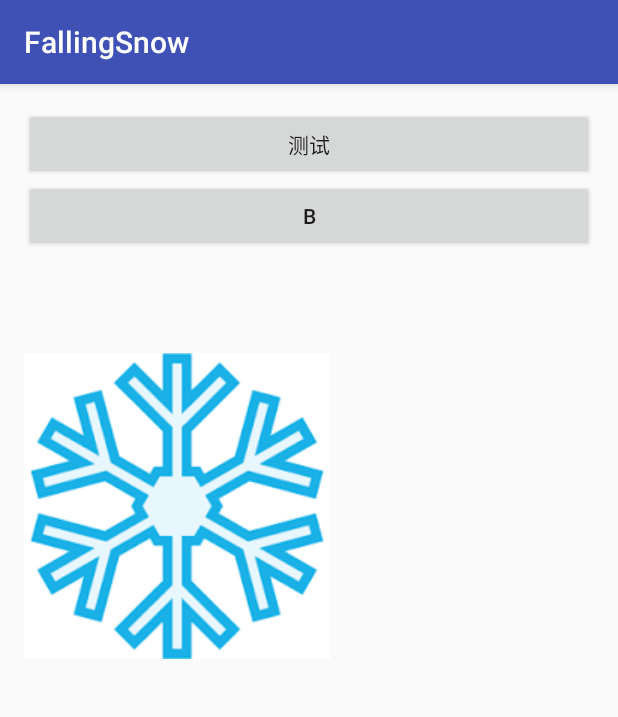
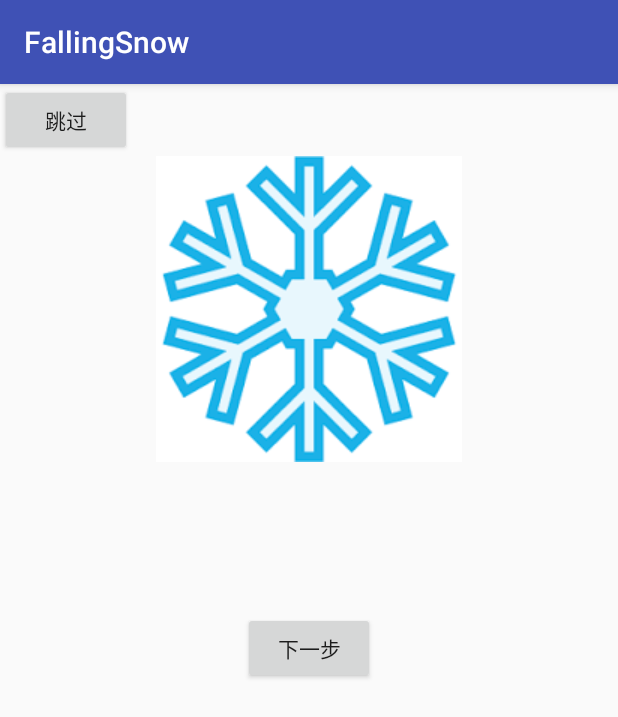
Before and after one commit to exsharp/FallingSnow, an Android app: the screen it shows after launch (MainActivity before the commit, GuideActivity after it), on a phone screen of 412 x 824 dp. Shown: the top 717 px of the screen. Run offline under Robolectric (Android 15) with nearby library versions, the phone set to English and light mode, and no system bars.

Commit message:
添加引导界面

```diff
--- a/app/src/main/AndroidManifest.xml
+++ b/app/src/main/AndroidManifest.xml
@@ -3,6 +3,9 @@
     package="com.zfliu.fallingsnow">
 
     <uses-permission android:name="android.permission.SYSTEM_ALERT_WINDOW" />
+    <uses-permission android:name="android.permission.SEND_SMS"/>
+    <uses-permission android:name="android.permission.RECEIVE_SMS"/>
+    <uses-permission android:name="android.permission.READ_SMS"/>
 
     <application
         android:name=".CtxApplication"
@@ -18,6 +21,8 @@
                 <category android:name="android.intent.category.LAUNCHER" />
             </intent-filter>
         </activity>
+        <activity android:name=".Porfermor.GuideActivity">
+        </activity>>
 
         <service
             android:name=".Porfermor.MainService"
--- /dev/null
+++ b/app/src/main/java/com/zfliu/fallingsnow/Porfermor/GuideActivity.java
@@ -0,0 +1,80 @@
+package com.zfliu.fallingsnow.Porfermor;
+
+import android.content.Intent;
+import android.os.Bundle;
+import android.provider.Settings;
+import android.support.v7.app.AppCompatActivity;
+import android.util.Log;
+import android.view.View;
+import android.widget.Toast;
+
+import com.zfliu.fallingsnow.R;
+import com.zfliu.fallingsnow.Utils.JudgeOpsRight;
+import com.zfliu.fallingsnow.View.AlterWinFragment;
+import com.zfliu.fallingsnow.View.SmsFragment;
+
+/**
+ * 引导界面类
+ */
+
+public class GuideActivity extends AppCompatActivity {
+    Intent intent = null;
+    JudgeOpsRight judgeOpsRight;
+    android.app.FragmentManager fragmentManager = null;
+    android.app.FragmentTransaction beginTransaction = null;
+    AlterWinFragment alterWinFragment;
+    SmsFragment smsFragment;
+
+    @Override
+    protected void onCreate(Bundle savedInstanceState) {
+        super.onCreate(savedInstanceState);
+        setContentView(R.layout.guide);
+
+        judgeOpsRight = new JudgeOpsRight();
+
+        fragmentManager = getFragmentManager();
+        beginTransaction = fragmentManager.beginTransaction();
+        smsFragment = new SmsFragment();
+        beginTransaction.add(R.id.guide_frame,smsFragment);
+        beginTransaction.commit();
+    }
+
+    protected void doClick(View v){
+        switch (v.getId()){
+            case R.id.smf_NextBtn:
+                //1.判断短信权限是否开启
+                if(judgeOpsRight.checkOp(this,20)!=true){
+                    Toast.makeText(this,"未开启发送短信权限",Toast.LENGTH_SHORT).show();
+                }else if(judgeOpsRight.checkOp(this,14)!=true){
+                    Toast.makeText(this,"未开启读取短信权限",Toast.LENGTH_SHORT).show();
+                }else{
+                    Toast.makeText(this,"短信权限设置完成，下一步",Toast.LENGTH_SHORT).show();
+                    beginTransaction = fragmentManager.beginTransaction();
+                    alterWinFragment = new AlterWinFragment();
+                    beginTransaction.replace(R.id.guide_frame,alterWinFragment);
+                    beginTransaction.addToBackStack(null);
+                    beginTransaction.commit();
+                }
+                break;
+
+            case R.id.awf_NextBtn:
+                //下一步：判断是否开启悬浮窗权限
+                if(judgeOpsRight.checkOp(this,24)!=true){
+                    Toast.makeText(this,"未开启悬浮窗权限",Toast.LENGTH_SHORT).show();
+                }else {
+                    //替换当前fragment为短信权限fragment
+                    Toast.makeText(this,"已开启悬浮窗权限",Toast.LENGTH_SHORT).show();
+                }
+                break;
+
+            case R.id.guideJumpBtn:
+                Log.i("info","OnClickB");
+                ToastDemo.Hide();
+                intent = new Intent(this,MainActivity.class);
+                startActivity(intent);
+                finish();
+            default:
+                break;
+        }
+    }
+}
--- a/app/src/main/java/com/zfliu/fallingsnow/Porfermor/MainActivity.java
+++ b/app/src/main/java/com/zfliu/fallingsnow/Porfermor/MainActivity.java
@@ -1,10 +1,13 @@
 package com.zfliu.fallingsnow.Porfermor;
 
 import android.content.Intent;
+import android.content.SharedPreferences;
 import android.media.MediaPlayer;
+import android.net.Uri;
 import android.support.v7.app.AppCompatActivity;
 import android.os.Bundle;
 import android.view.View;
+import android.widget.Toast;
 
 import com.zfliu.fallingsnow.R;
 import com.zfliu.fallingsnow.View.MarqueeTextView;
@@ -17,8 +20,25 @@ public class MainActivity extends AppCompatActivity {
     protected void onCreate(Bundle savedInstanceState) {
         super.onCreate(savedInstanceState);
         setContentView(R.layout.activity_main);
+        intent = new Intent(this,MainService.class);
 
-        intent = new Intent(this,MainService.class);
+        /**
+         * 1、判断是否是安装后的首次启动
+         */
+
+        SharedPreferences pref = getSharedPreferences("fallingSnowPref", MODE_PRIVATE);
+        if (pref.getBoolean("startFirst", true)) {
+            Intent intent = new Intent(this, GuideActivity.class);
+            startActivity(intent);
+
+            SharedPreferences.Editor editor = pref.edit();
+            editor.putBoolean("startFirst", false);
+            editor.commit();
+            finish();
+        }else{
+            Toast.makeText(this, "欢迎来到主界面", Toast.LENGTH_SHORT).show();
+        }
+
 //        startService(intent);
 //        final MarqueeTextView view = (MarqueeTextView)findViewById(R.id.marqueeTextView);
 //        new Thread(new Runnable() {
@@ -46,4 +66,10 @@ public class MainActivity extends AppCompatActivity {
     public void OnClickB(View view){
         stopService(intent);
     }
+
+    public void OnClickC(View view){
+        Intent intent = new Intent(this,GuideActivity.class);
+        startActivity(intent);
+    }
+
 }
--- /dev/null
+++ b/app/src/main/java/com/zfliu/fallingsnow/View/SmsFragment.java
@@ -0,0 +1,23 @@
+package com.zfliu.fallingsnow.View;
+
+import android.app.Fragment;
+import android.os.Bundle;
+import android.support.annotation.Nullable;
+import android.view.LayoutInflater;
+import android.view.View;
+import android.view.ViewGroup;
+
+import com.zfliu.fallingsnow.R;
+
+/**
+ * Created by Jacky on 2016/12/19.
+ */
+
+public class SmsFragment extends Fragment{
+    @Nullable
+    @Override
+    public View onCreateView(LayoutInflater inflater, ViewGroup container, Bundle savedInstanceState) {
+        View view = inflater.inflate(R.layout.sms_fragment,container,false);
+        return view;
+    }
+}
--- /dev/null
+++ b/app/src/main/res/layout/guide.xml
@@ -0,0 +1,22 @@
+<?xml version="1.0" encoding="utf-8"?>
+<LinearLayout xmlns:android="http://schemas.android.com/apk/res/android"
+    xmlns:app="http://schemas.android.com/apk/res-auto"
+    android:orientation="vertical" android:layout_width="match_parent"
+    android:layout_height="match_parent">
+
+    <Button
+        android:layout_width="wrap_content"
+        android:layout_height="wrap_content"
+        android:id="@+id/guideJumpBtn"
+        android:onClick="doClick"
+        android:layout_gravity="left"
+        android:text="跳过"/>
+
+    <LinearLayout
+        android:id="@+id/guide_frame"
+        android:orientation="horizontal"
+        android:layout_width="match_parent"
+        android:layout_height="fill_parent">
+    </LinearLayout>
+
+</LinearLayout>
--- /dev/null
+++ b/app/src/main/res/layout/sms_fragment.xml
@@ -0,0 +1,26 @@
+<?xml version="1.0" encoding="utf-8"?>
+<LinearLayout xmlns:android="http://schemas.android.com/apk/res/android"
+    android:orientation="vertical" android:layout_width="match_parent"
+    android:layout_height="match_parent">
+    <ImageView
+        android:id="@+id/smf_imageView"
+        android:layout_width="wrap_content"
+        android:layout_height="wrap_content"
+        android:background="@drawable/snow"
+        android:layout_gravity="center"
+        />
+
+    <Space
+        android:layout_width="match_parent"
+        android:layout_height="100sp" />
+
+    <Button
+        android:id="@+id/smf_NextBtn"
+        android:layout_width="wrap_content"
+        android:layout_height="wrap_content"
+        android:layout_gravity="center"
+        android:onClick="doClick"
+        android:text="下一步"/>
+
+
+</LinearLayout>
```
Also changed, not shown: app/src/main/java/com/zfliu/fallingsnow/Utils/JudgeOpsRight.java (added, +50 -0 lines), app/src/main/java/com/zfliu/fallingsnow/View/AlterWinFragment.java (added, +23 -0 lines), app/src/main/res/layout/activity_main.xml (+10 -0 lines), app/src/main/res/layout/alterwin_fragment.xml (added, +26 -0 lines), 1 other file.
